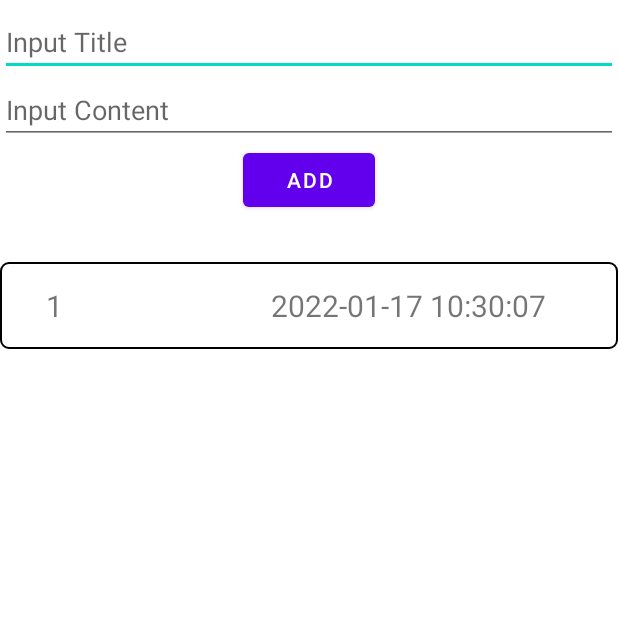
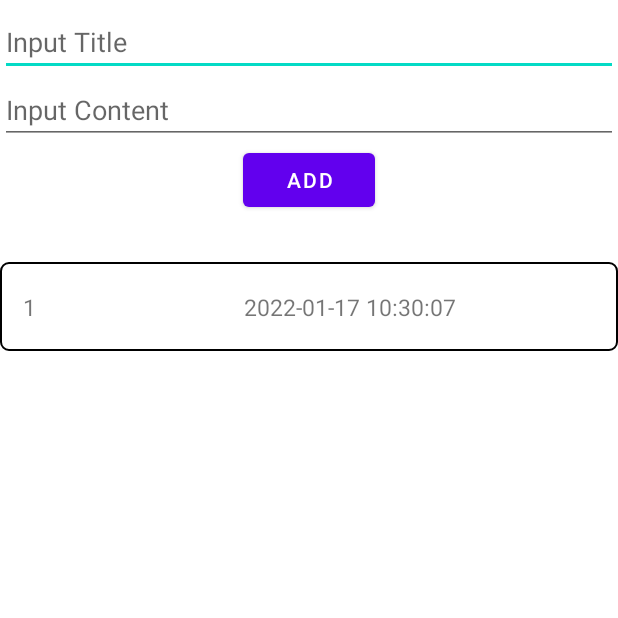
Before and after one commit to thechinh98/android_training, an Android app: the screen it shows after launch (MainActivity), after a tap on "ADD", on a phone screen of 412 x 824 dp, the top half of it. Run offline under Robolectric (Android 15) with nearby library versions, the phone set to English and light mode, and no system bars; our stand-ins replace Room's generated code.

Commit message:
UPDATE: Update local storage

```diff
--- a/app/src/main/java/com/example/myapplication/MainActivity.kt
+++ b/app/src/main/java/com/example/myapplication/MainActivity.kt
@@ -15,6 +15,7 @@ import com.example.myapplication.database.sqlite.helper.MemoDatabaseHelper
 import com.example.myapplication.memo_adapter.MemoListAdapter
 import com.example.myapplication.model.MemoModel
 import com.example.myapplication.util.Constants
+
 import java.util.*
 
 
@@ -82,15 +83,17 @@ class MainActivity : AppCompatActivity(R.layout.activity_main), IFragmentCallBac
             val title = inputTitle.text.toString()
             val content = inputContent.text.toString()
             val time = getCurrentTime()
-            memoDb.insert(
-                MemoModel(
-                    title = title,
-                    content = content,
-                    createAt = time,
-                    updateAt = time
-                )
+            val memoModel=  MemoModel(
+                title = title,
+                content = content,
+                createAt = time,
+                updateAt = time
             )
-            updateData()
+            val rowId = memoDb.insert(
+               memoModel
+            )
+            memoModel.id = rowId.toInt()
+            memoListAdapter.addMemo(memoModel)
             inputTitle.setText("")
             inputContent.setText("")
         }
--- a/app/src/main/java/com/example/myapplication/database/CommonDatabase.kt
+++ b/app/src/main/java/com/example/myapplication/database/CommonDatabase.kt
@@ -4,7 +4,7 @@ import com.example.myapplication.model.MemoModel
 
 interface CommonDatabase {
     fun initDatabase(commonDatabase: CommonDatabase)
-    fun insert(memoModel : MemoModel)
+    fun insert(memoModel : MemoModel) : Long
     fun update(memoModel: MemoModel)
     fun getList(): MutableList<MemoModel>
     fun delete(memoModel: MemoModel)
--- a/app/src/main/java/com/example/myapplication/database/room/dao/MemoDao.kt
+++ b/app/src/main/java/com/example/myapplication/database/room/dao/MemoDao.kt
@@ -12,7 +12,7 @@ interface MemoDao {
     fun getAllOrderByUpdateTime() : MutableList<MemoEntity>
 
     @Insert
-    fun insert(memo: MemoEntity)
+    fun insert(memo: MemoEntity) : Long
 
     @Delete
     fun delete(memo: MemoEntity)
--- a/app/src/main/java/com/example/myapplication/database/room/database/MemoDatabase.kt
+++ b/app/src/main/java/com/example/myapplication/database/room/database/MemoDatabase.kt
@@ -25,10 +25,11 @@ abstract class MemoDatabase : RoomDatabase(), CommonDatabase {
         }
     }
 
-    override fun insert(memoModel: MemoModel) {
+    override fun insert(memoModel: MemoModel) : Long{
         if (memoDatabase != null) {
-            memoDao().insert(MemoEntity.createMemo(memoModel))
+           return  memoDao().insert(MemoEntity.createMemo(memoModel))
         }
+        return -1
     }
 
     override fun update(memoModel: MemoModel) {
--- a/app/src/main/java/com/example/myapplication/database/sqlite/helper/MemoDatabaseHelper.kt
+++ b/app/src/main/java/com/example/myapplication/database/sqlite/helper/MemoDatabaseHelper.kt
@@ -50,9 +50,9 @@ class MemoDatabaseHelper(context: Context) :
         }
     }
 
-    override fun insert(memoModel: MemoModel) {
+    override fun insert(memoModel: MemoModel): Long {
         // Create a new map of values, where column names are the keys
-        if(memoDatabaseHelper != null) {
+        if (memoDatabaseHelper != null) {
             val values = ContentValues().apply {
                 put(MemoContract.MemoEntry.COLUMN_NAME_TITLE, memoModel.title)
                 put(MemoContract.MemoEntry.COLUMN_NAME_CONTENT, memoModel.content)
@@ -65,8 +65,10 @@ class MemoDatabaseHelper(context: Context) :
                     dateConverter.fromDate(memoModel.updateAt)
                 )
             }
-            memoDb?.insert(MemoContract.MemoEntry.TABLE_NAME, "", values)
+            val rowId = memoDb?.insert(MemoContract.MemoEntry.TABLE_NAME, "", values) ?: 0
+            return rowId
         }
+        return 0
     }
 
     override fun update(memoModel: MemoModel) {
--- a/app/src/main/java/com/example/myapplication/memo_adapter/MemoListAdapter.kt
+++ b/app/src/main/java/com/example/myapplication/memo_adapter/MemoListAdapter.kt
@@ -46,9 +46,10 @@ class MemoListAdapter : RecyclerView.Adapter<MemoListAdapter.ViewHolder>() {
     override fun getItemCount(): Int = listMemo.size
 
     fun addMemo(memo: MemoModel){
-        listMemo.add(memo)
-        notifyItemChanged(listMemo.size)
+        listMemo.add(0, memo)
+        notifyItemInserted(0)
     }
+
 
     fun updateListMemo(updateList: MutableList<MemoModel>){
         val oldSize = listMemo.size
--- a/app/src/main/java/com/example/myapplication/model/MemoModel.kt
+++ b/app/src/main/java/com/example/myapplication/model/MemoModel.kt
@@ -6,7 +6,7 @@ import com.example.myapplication.util.DateConverter
 import java.util.*
 
 data class MemoModel(
-    val id: Int = 0,
+    var id: Int = 0,
     var title : String = "",
     var content : String = "",
     val createAt: Date?,
--- a/app/src/main/res/layout/item_memo.xml
+++ b/app/src/main/res/layout/item_memo.xml
@@ -6,41 +6,45 @@
     android:layout_height="wrap_content"
     android:layout_marginVertical="15dp"
     android:background="@drawable/bg_memo"
-    android:padding="15dp">
+>
 
     <TextView
         android:id="@+id/txt_id"
         android:layout_width="wrap_content"
         android:layout_height="wrap_content"
         android:layout_marginStart="15dp"
-        android:textSize="20sp"
+        android:textSize="15sp"
         app:layout_constraintStart_toStartOf="parent"
-        app:layout_constraintTop_toTopOf="parent"
+        app:layout_constraintTop_toTopOf="@id/txt_title"
+        app:layout_constraintBottom_toBottomOf="@id/txt_content"
         tool:text="1" />
 
     <TextView
         android:id="@+id/txt_title"
         android:layout_width="wrap_content"
         android:layout_height="wrap_content"
-        android:layout_marginStart="15dp"
         android:textSize="20sp"
         android:ellipsize="end"
         android:maxLines="1"
+        android:textStyle="bold"
+        android:layout_marginStart="15dp"
+        android:layout_marginTop="5dp"
+        android:layout_marginBottom="0dp"
         app:layout_constraintStart_toEndOf="@id/txt_id"
-        app:layout_constraintTop_toTopOf="@id/txt_id"
+        app:layout_constraintTop_toTopOf="parent"
         tool:text="title" />
 
     <TextView
         android:id="@+id/txt_content"
         android:layout_width="wrap_content"
         android:layout_height="wrap_content"
-        android:layout_marginStart="15dp"
-        android:textSize="20sp"
+        android:layout_marginBottom="5dp"
+        android:textSize="15sp"
         android:ellipsize="end"
         android:maxLines="1"
-        app:layout_constraintEnd_toStartOf="@+id/guideline2"
-        app:layout_constraintStart_toEndOf="@id/txt_title"
-        app:layout_constraintTop_toTopOf="@+id/txt_id"
+        app:layout_constraintStart_toStartOf="@id/txt_title"
+        app:layout_constraintTop_toBottomOf="@+id/txt_title"
+        app:layout_constraintBottom_toBottomOf="parent"
         tool:text="content" />
 
     <TextView
@@ -48,7 +52,7 @@
         android:layout_width="wrap_content"
         android:layout_height="wrap_content"
         android:layout_marginStart="15dp"
-        android:textSize="20sp"
+        android:textSize="15sp"
         app:layout_constraintEnd_toEndOf="parent"
         app:layout_constraintStart_toEndOf="@id/txt_content"
         app:layout_constraintTop_toTopOf="@id/txt_id"
```
